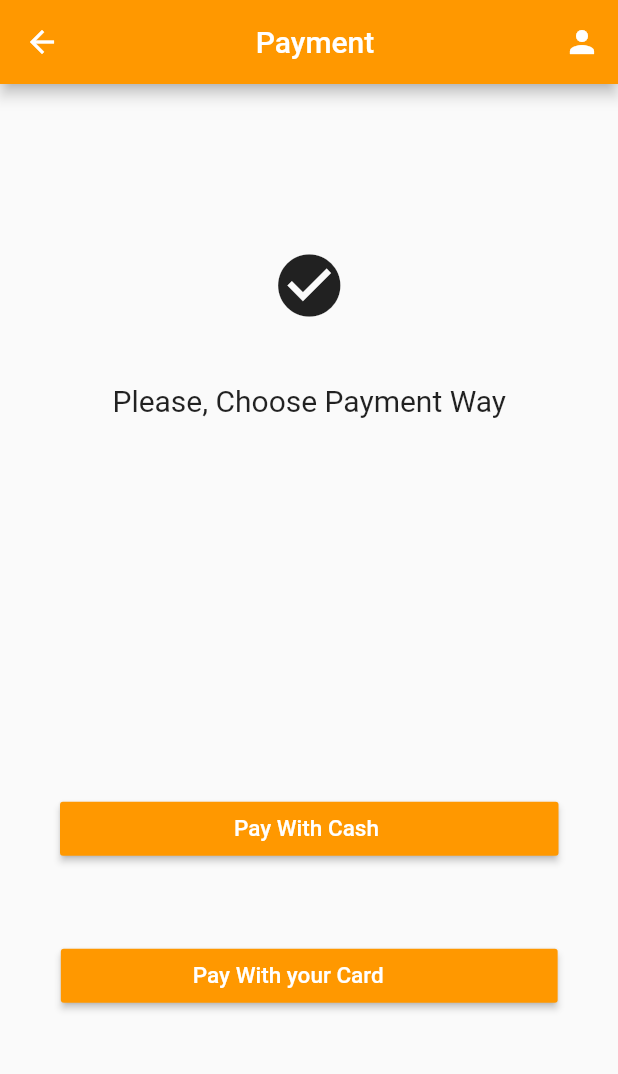
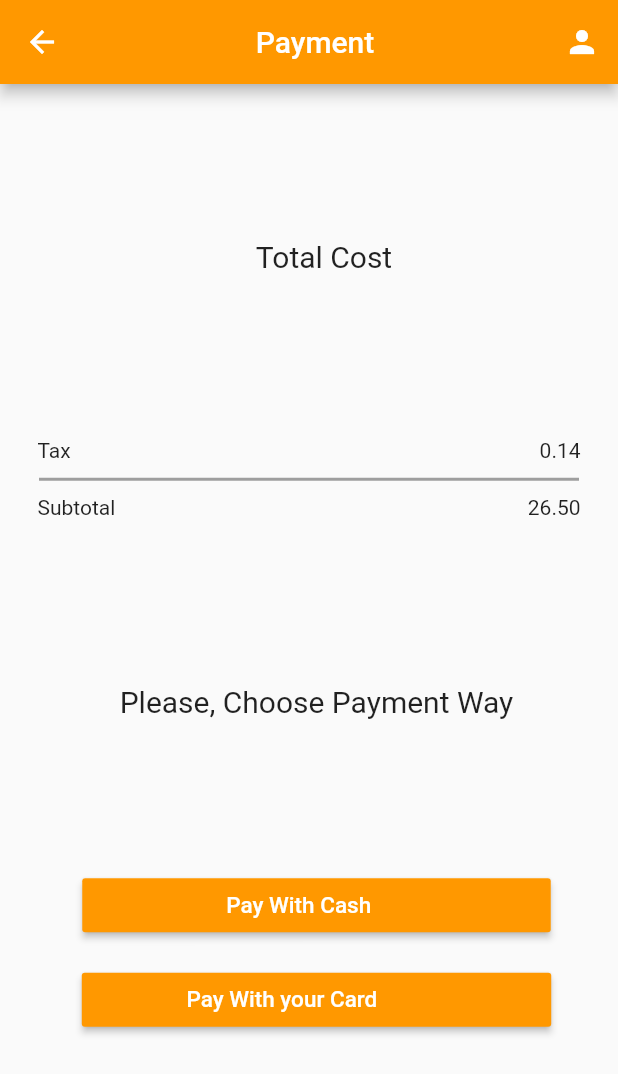
Before and after one commit to graduationApp4/graduation, a Flutter app: the PaymentPage screen opened directly, on a phone screen of 412 x 824 dp. Shown: the top 1074 px of the screen. Run offline on Flutter 3.47's test engine with Material 2 defaults, Android fonts, the phone set to English and light mode, and no system bars; our stand-ins replace cloud_firestore, firebase_auth, font_awesome_flutter, simple_animations; missing offline and left inert: qr_code_scanner; accounts and stored records are empty.

Commit message:
payment and cart

```diff
--- a/lib/offers_orderPage.dart
+++ b/lib/offers_orderPage.dart
@@ -481,7 +481,7 @@ class _OffersOrderState extends State<OffersOrder> {
                 context,
                 MaterialPageRoute(
                   builder: (context){
-                    return Cart();
+                    return Cart(loggedInUser.uid);
                   },
                 ),
               );
--- a/lib/orderPage.dart
+++ b/lib/orderPage.dart
@@ -487,7 +487,7 @@ class _OrderPageState extends State<OrderPage> {
                 context,
                 MaterialPageRoute(
                   builder: (context){
-                    return Cart();
+                    return Cart(loggedInUser.uid);
                   },
                 ),
               );
--- a/lib/payment.dart
+++ b/lib/payment.dart
@@ -1,17 +1,18 @@
 import 'package:firebase_auth/firebase_auth.dart';
+import 'package:cloud_firestore/cloud_firestore.dart';
 import 'package:flutter/cupertino.dart';
 import 'package:flutter/material.dart';
 import 'feedback.dart';
 import 'package:my_app/profile.dart';
+import 'package:my_app/firebase_auth.dart';
+
+
 FirebaseUser loggedInUser ;
 final _auth = FirebaseAuth.instance;
 
 
-
-
-
-
 class PaymentPage extends StatefulWidget {
+  int TotalPrice;
   @override
   _PaymentPageState createState() => _PaymentPageState();
 }
@@ -33,6 +34,12 @@ class _PaymentPageState extends State<PaymentPage> {
     }
   }
   @override
+  FirebaseAuthentication firebaseAuthentication = FirebaseAuthentication();
+  Stream<QuerySnapshot> getUsersCartsStreamSnapshots (BuildContext context) async* {
+    final user = await firebaseAuthentication.getCurrentUser();
+    yield* Firestore.instance.collection('UsersOrder').document(user.uid).collection('Orders').snapshots();
+  }
+
   Widget build(BuildContext context) {
     return Scaffold(
       appBar: AppBar(
@@ -60,23 +67,73 @@ class _PaymentPageState extends State<PaymentPage> {
           mainAxisAlignment: MainAxisAlignment.center,
           children: <Widget>[
             Padding(
-              padding: const EdgeInsets.only(left: 40 , bottom: 40),
-              child: Icon(Icons.check_circle , size: 50,),
+              padding: const EdgeInsets.only(bottom: 100, left: 20 , top:10 ),
+              child: Text("Total Cost" , style: TextStyle(fontSize:  20,
+              ),),
+            ),
+            StreamBuilder(
+                stream: getUsersCartsStreamSnapshots(context),
+                builder: (BuildContext context,AsyncSnapshot<QuerySnapshot> snapshhot) {
+                  if (!snapshhot.hasData) return Text("Loading Data.. Please Wait");
+                  return Column(
+
+                    children: snapshhot.data.documents.map((document){
+                      return  Padding(
+                        padding: const EdgeInsets.only(left: 25, right: 25, top: 10, bottom: 10),
+                        child: Row(
+                          mainAxisAlignment: MainAxisAlignment.spaceBetween,
+                          children: <Widget>[
+                            Text('Cart Total'),
+                            Text(document['OrderPrice']),
+                          ],
+                        ),
+                      );
+                    }).toList(),
+                  );
+                }
+            ),
+
+            Padding(
+              padding: const EdgeInsets.only(left: 25, right: 25, top: 10, bottom: 10),
+              child: Row(
+                mainAxisAlignment: MainAxisAlignment.spaceBetween,
+                children: <Widget>[
+                  Text('Tax'),
+                  Text('0.14'),
+                ],
+              ),
+            ),
+            Container( width: 360,
+              height: 2,
+              color: Colors.grey,
             ),
             Padding(
-              padding: const EdgeInsets.only(bottom: 250, left: 40 ),
+              padding: const EdgeInsets.only(left: 25, right: 25, top: 10, bottom: 10),
+              child: Row(
+                mainAxisAlignment: MainAxisAlignment.spaceBetween,
+                children: <Widget>[
+                  Text('Subtotal'),
+                  Text('26.50'),
+                ],
+              ),
+            ),
+
+            Padding(
+              padding: const EdgeInsets.only(bottom: 90, left: 10 , top: 100 ),
               child: Text("Please, Choose Payment Way" , style: TextStyle(fontSize:  20,
               ),),
             ),
             /*Padding(
-               padding: const EdgeInsets.only(bottom: 600),
-               child: Icon(Icons.local_dining , size: 200,),
-             ),  */
+               padding: const EdgeInsets.only(),
+               child: Icon(Icons.local_dining , size: 60,),
+             ),*/
+
+
             Padding(
-              padding: const EdgeInsets.only(left: 40),
+              padding: const EdgeInsets.only(left: 10 , top: 10),
               child: RaisedButton(
                 child: Padding(
-                  padding: const EdgeInsets.only(right: 100 , left: 100),
+                  padding: const EdgeInsets.only(right: 100 , left: 80),
                   child: Text("Pay With Cash ", style: TextStyle (fontSize:15 , color: Colors.white), ),
                 ),
                 color: Colors.orange,
@@ -86,7 +143,6 @@ class _PaymentPageState extends State<PaymentPage> {
                     context,
                     MaterialPageRoute(
                       builder: (context){
-
                         return feedback();
                       },
                     ),
@@ -95,11 +151,11 @@ class _PaymentPageState extends State<PaymentPage> {
               ),
             ),
             Padding(
-              padding: const EdgeInsets.only(left: 40 , bottom: 40 , top: 50),
+              padding: const EdgeInsets.only(left: 10 , bottom: 40 , top: 15),
               child: RaisedButton(
                 child: Padding(
-                  padding: const EdgeInsets.only(right: 100 , left: 72 ),
-                  child: Text("Pay With your Card" ,style: TextStyle(fontSize: 15 , color: Colors.white),),
+                  padding: const EdgeInsets.only(right: 100 , left: 50 ),
+                  child: Text(" Pay With your Card" ,style: TextStyle(fontSize: 15 , color: Colors.white),),
                 ),
                 color: Colors.orange,
                 focusColor: Colors.black,
@@ -120,59 +176,6 @@ class _PaymentPageState extends State<PaymentPage> {
 
         ),
       ),
-      /* body: Stack(
-        children: <Widget>[
-          PageView.builder(
-            itemBuilder:(context,index) {
-              return Stack(
-                children: <Widget>[
-                  Container(
-                  ),
-
-                  Column(
-                    crossAxisAlignment: CrossAxisAlignment.center,
-                    mainAxisAlignment: MainAxisAlignment.center,
-                    children: <Widget>[
-                      Padding(
-                        padding: const EdgeInsets.only(bottom: 350),
-                        child: Icon(Icons.check_circle , size: 50,),
-                      ),
-
-                      Padding(
-                        padding: const EdgeInsets.all(2),
-                        child: Text("Choose Your Payment Way" ,
-                          style: TextStyle(color: Colors.black , fontSize: 25 ),
-                        textAlign: TextAlign.center,),
-                      ),
-                    ],
-                  )
-                ],
-              );
-            },
-          ),
-       Align(
-         alignment: Alignment.bottomCenter,
-         child: Padding(
-           padding: const EdgeInsets.only(bottom: 250),
-           child: SizedBox(
-             width: 350,
-             height: 50,
-             child: RaisedButton(
-               color: Colors.redAccent,
-               child: Padding(
-                 padding: const EdgeInsets.only(left: 40.0 , right: 40.0),
-                 child: Text("Pay By Cash" , style: TextStyle (color: Colors.white , fontSize: 20,)),
-               ),
-               onPressed: (){},
-             ),
-           ),
-         ),
-
-       )
-
-        ],
-      ), */
-
       drawer: Drawer(),
     );
   }
```
Also changed, not shown: lib/cart.dart (+127 -72 lines).
